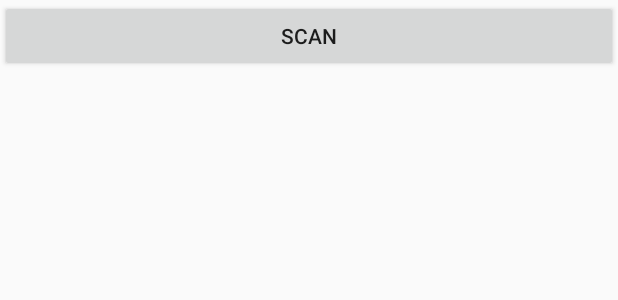
After one commit to adisn1992/ShopalUI, an Android app: the layout activity_barcode_scanner.xml on its own in the app's theme, with its tools: preview values and no code run, on a phone screen of 412 x 824 dp. The commit adds this screen. Shown: the top 300 px of the screen. Run offline under Robolectric (Android 15) with nearby library versions, the phone set to English and light mode, and no system bars.

Commit message:
Added Scanner API

```diff
--- a/app/src/main/java/com/example/adimarsiano/shopalui/home_Activity.java
+++ b/app/src/main/java/com/example/adimarsiano/shopalui/home_Activity.java
@@ -91,6 +91,11 @@ public class home_Activity extends Activity implements View.OnClickListener {
 
     }
 
+    public void barcodeScanner(View view){
+        Intent startBarcodeScannerActivity = new Intent(this, BarcodeScannerActivity.class);
+        startActivity(startBarcodeScannerActivity);
+    }
+
     @Override
     public void onPointerCaptureChanged(boolean hasCapture) {
 
--- /dev/null
+++ b/app/src/main/res/layout/activity_barcode_scanner.xml
@@ -0,0 +1,43 @@
+<?xml version="1.0" encoding="utf-8"?>
+<android.support.constraint.ConstraintLayout xmlns:android="http://schemas.android.com/apk/res/android"
+    xmlns:app="http://schemas.android.com/apk/res-auto"
+    xmlns:tools="http://schemas.android.com/tools"
+    android:layout_width="match_parent"
+    android:layout_height="match_parent"
+    tools:context=".BarcodeScannerActivity">
+
+    <android.support.constraint.ConstraintLayout
+        android:id="@+id/linearLayout"
+        android:layout_width="match_parent"
+        android:layout_height="match_parent"
+        android:layout_weight="3"
+        android:gravity="center_horizontal">
+
+        <Button
+            android:id="@+id/scan_button"
+            android:layout_width="0dp"
+            android:layout_height="wrap_content"
+            android:text="@string/scan"
+            app:layout_constraintEnd_toEndOf="parent"
+            app:layout_constraintStart_toStartOf="parent"
+            app:layout_constraintTop_toTopOf="parent" />
+
+        <TextView
+            android:id="@+id/scan_format"
+            android:layout_width="match_parent"
+            android:layout_height="wrap_content"
+            android:layout_marginTop="148dp"
+            android:textIsSelectable="true"
+            app:layout_constraintStart_toStartOf="@+id/scan_content"
+            app:layout_constraintTop_toTopOf="parent" />
+
+        <TextView
+            android:id="@+id/scan_content"
+            android:layout_width="0dp"
+            android:layout_height="wrap_content"
+            android:textIsSelectable="true"
+            app:layout_constraintEnd_toEndOf="parent"
+            app:layout_constraintStart_toStartOf="parent"
+            app:layout_constraintTop_toBottomOf="@+id/scan_format" />
+    </android.support.constraint.ConstraintLayout>
+</android.support.constraint.ConstraintLayout>
--- a/app/src/main/res/layout/activity_home.xml
+++ b/app/src/main/res/layout/activity_home.xml
@@ -41,7 +41,8 @@
                 android:id="@+id/button4"
                 android:layout_width="match_parent"
                 android:layout_height="wrap_content"
-                android:text="Scan New Product" />
+                android:text="@string/Scan_New_Product"
+                android:onClick="barcodeScanner"/>
 
             <Button
                 android:id="@+id/button5"
--- a/app/src/main/res/values/strings.xml
+++ b/app/src/main/res/values/strings.xml
@@ -44,6 +44,8 @@
 
     <string name="desc_rest_activity">Demonstrate using Google Sign In with a Google REST API</string>
     <string name="name_rest_activity">RestApiActivity</string>
+    <string name="Scan_New_Product">Scan</string>
+    <string name="scan">Scan</string>
 
     <!-- Messages for the Rest API activity -->
     <string name="connections_fmt">Connections: %1$s</string>
```
Also changed, not shown: app/src/main/AndroidManifest.xml (+4 -7 lines), app/src/main/java/com/example/adimarsiano/shopalui/BarcodeScannerActivity.java (added, +56 -0 lines), app/src/main/java/com/google/zxing/intergration/android/IntentIntegrator.java (added, +270 -0 lines), app/src/main/java/com/google/zxing/intergration/android/IntentResult.java (added, +58 -0 lines), 2 other files.
